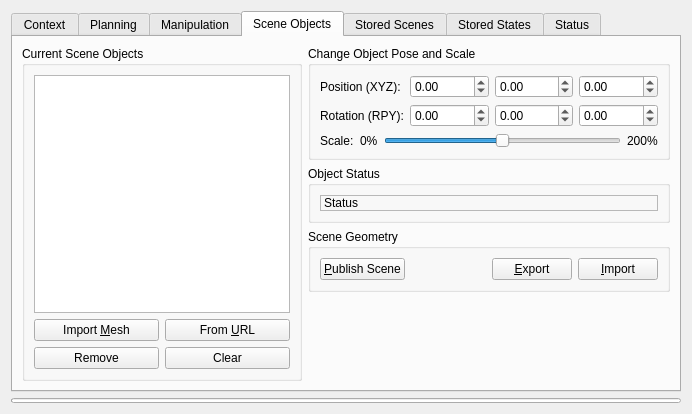
The window that moveit_ros/visualization/motion_planning_rviz_plugin/src/ui/motion_planning_rviz_plugin_frame.ui (moveit/moveit) describes before a commit, drawn with Qt 5.
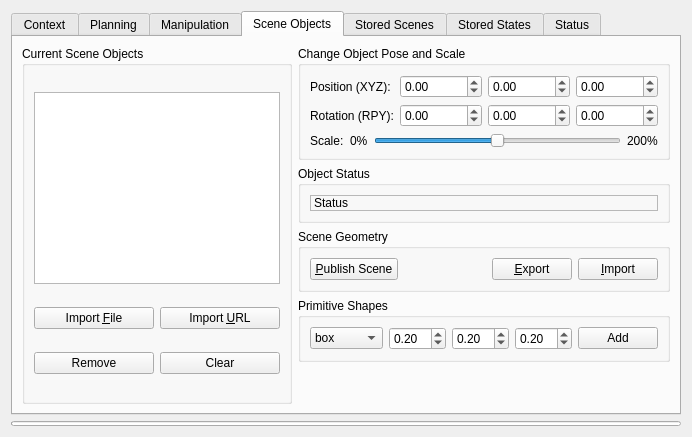
The same window after the commit. The open tabs and pages were chosen to show the change. Custom widgets are drawn as their Qt base class.

Commit message: rviz panel: widgets for adding geometric primitives

Patch:
```diff
--- a/moveit_ros/visualization/motion_planning_rviz_plugin/src/ui/motion_planning_rviz_plugin_frame.ui
+++ b/moveit_ros/visualization/motion_planning_rviz_plugin/src/ui/motion_planning_rviz_plugin_frame.ui
@@ -7,7 +7,7 @@
     <x>0</x>
     <y>0</y>
     <width>692</width>
-    <height>414</height>
+    <height>437</height>
    </rect>
   </property>
   <property name="windowTitle">
@@ -26,7 +26,7 @@
       <bool>false</bool>
      </property>
      <property name="currentIndex">
-      <number>0</number>
+      <number>3</number>
      </property>
      <widget class="QWidget" name="context">
       <attribute name="title">
@@ -1102,37 +1102,62 @@
          </layout>
         </widget>
        </item>
-       <item row="1" column="1">
-        <widget class="QGroupBox" name="groupBox_5">
+       <item row="0" column="0" rowspan="5">
+        <widget class="QGroupBox" name="groupBox_8">
+         <property name="toolTip">
+          <string>Press Ctrl+C to duplicate an object</string>
+         </property>
          <property name="title">
-          <string>Object Status</string>
+          <string>Current Scene Objects</string>
          </property>
-         <layout class="QVBoxLayout" name="verticalLayout_12">
-          <item>
-           <widget class="QLabel" name="object_status">
-            <property name="enabled">
-             <bool>true</bool>
+         <layout class="QGridLayout" name="gridLayout_8">
+          <item row="4" column="0">
+           <widget class="QPushButton" name="remove_object_button">
+            <property name="text">
+             <string>Remove</string>
             </property>
-            <property name="frameShape">
-             <enum>QFrame::StyledPanel</enum>
+           </widget>
+          </item>
+          <item row="4" column="1">
+           <widget class="QPushButton" name="clear_scene_button">
+            <property name="text">
+             <string>Clear</string>
             </property>
-            <property name="frameShadow">
-             <enum>QFrame::Raised</enum>
-            </property>
+           </widget>
+          </item>
+          <item row="2" column="0">
+           <widget class="QPushButton" name="import_object_file_button">
             <property name="text">
-             <string>Status</string>
+             <string>Import &amp;File</string>
             </property>
-            <property name="textFormat">
-             <enum>Qt::AutoText</enum>
+            <property name="toolTip">
+             <string>Import a mesh from file</string>
             </property>
-            <property name="WordWrap">
-             <bool>true</bool>
+           </widget>
+          </item>
+          <item row="0" column="0" colspan="2">
+           <widget class="QListWidget" name="collision_objects_list">
+            <property name="sizePolicy">
+             <sizepolicy hsizetype="Expanding" vsizetype="Fixed">
+              <horstretch>0</horstretch>
+              <verstretch>0</verstretch>
+             </sizepolicy>
             </property>
-            <property name="TextInteractionFlags">
-             <enum>Qt::TextBrowserInteraction</enum>
+            <property name="editTriggers">
+             <set>QAbstractItemView::DoubleClicked|QAbstractItemView::EditKeyPressed</set>
             </property>
            </widget>
           </item>
+          <item row="2" column="1">
+           <widget class="QPushButton" name="import_object_url_button">
+            <property name="text">
+             <string>Import &amp;URL</string>
+            </property>
+            <property name="toolTip">
+             <string>Import a mesh from URL</string>
+            </property>
+            </widget>
+          </item>
          </layout>
         </widget>
        </item>
@@ -1191,60 +1216,7 @@
          </layout>
         </widget>
        </item>
-       <item row="0" column="0" rowspan="4">
-        <widget class="QGroupBox" name="groupBox_8">
-         <property name="toolTip">
-          <string>Press Ctrl+C to duplicate an object</string>
-         </property>
-         <property name="title">
-          <string>Current Scene Objects</string>
-         </property>
-         <layout class="QGridLayout" name="gridLayout_8">
-          <item row="1" column="1">
-           <widget class="QPushButton" name="import_object_url_button">
-            <property name="text">
-             <string>From &amp;URL</string>
-            </property>
-            <property name="toolTip">
-             <string>Import a mesh from a URL</string>
-            </property>
-           </widget>
-          </item>
-          <item row="3" column="1">
-           <widget class="QPushButton" name="clear_scene_button">
-            <property name="text">
-             <string>Clear</string>
-            </property>
-           </widget>
-          </item>
-          <item row="3" column="0">
-           <widget class="QPushButton" name="remove_object_button">
-            <property name="text">
-             <string>Remove</string>
-            </property>
-           </widget>
-          </item>
-          <item row="1" column="0">
-           <widget class="QPushButton" name="import_object_file_button">
-            <property name="text">
-             <string>Import &amp;Mesh</string>
-            </property>
-            <property name="toolTip">
-             <string>Import a mesh from a file</string>
-            </property>
-           </widget>
-          </item>
-          <item row="0" column="0" colspan="2">
-           <widget class="QListWidget" name="collision_objects_list">
-            <property name="editTriggers">
-             <set>QAbstractItemView::DoubleClicked|QAbstractItemView::EditKeyPressed</set>
-            </property>
-           </widget>
-          </item>
-         </layout>
-        </widget>
-       </item>
-       <item row="3" column="1">
+       <item row="4" column="1">
         <spacer name="verticalSpacer_4">
          <property name="orientation">
           <enum>Qt::Vertical</enum>
@@ -1257,6 +1229,119 @@
          </property>
         </spacer>
        </item>
+       <item row="1" column="1">
+        <widget class="QGroupBox" name="groupBox_5">
+         <property name="title">
+          <string>Object Status</string>
+         </property>
+         <layout class="QVBoxLayout" name="verticalLayout_12">
+          <item>
+           <widget class="QLabel" name="object_status">
+            <property name="enabled">
+             <bool>true</bool>
+            </property>
+            <property name="frameShape">
+             <enum>QFrame::StyledPanel</enum>
+            </property>
+            <property name="frameShadow">
+             <enum>QFrame::Raised</enum>
+            </property>
+            <property name="text">
+             <string>Status</string>
+            </property>
+            <property name="textFormat">
+             <enum>Qt::AutoText</enum>
+            </property>
+            <property name="WordWrap" stdset="0">
+             <bool>true</bool>
+            </property>
+           </widget>
+          </item>
+         </layout>
+        </widget>
+       </item>
+       <item row="3" column="1">
+        <widget class="QGroupBox" name="groupBox_4">
+         <property name="sizePolicy">
+          <sizepolicy hsizetype="Preferred" vsizetype="Preferred">
+           <horstretch>0</horstretch>
+           <verstretch>0</verstretch>
+          </sizepolicy>
+         </property>
+         <property name="title">
+          <string>Primitive Shapes</string>
+         </property>
+         <layout class="QHBoxLayout" name="horizontalLayout_12">
+          <item>
+           <widget class="QComboBox" name="shapes_combo_box">
+            <item>
+             <property name="text">
+              <string>box</string>
+             </property>
+            </item>
+            <item>
+             <property name="text">
+              <string>sphere</string>
+             </property>
+            </item>
+            <item>
+             <property name="text">
+              <string>cone</string>
+             </property>
+            </item>
+            <item>
+             <property name="text">
+              <string>cylinder</string>
+             </property>
+            </item>
+           </widget>
+          </item>
+          <item>
+           <widget class="QDoubleSpinBox" name="shape_size_x_spin_box">
+            <property name="singleStep">
+             <double>0.050000000000000</double>
+            </property>
+            <property name="value">
+             <double>0.200000000000000</double>
+            </property>
+           </widget>
+          </item>
+          <item>
+           <widget class="QDoubleSpinBox" name="shape_size_y_spin_box">
+            <property name="singleStep">
+             <double>0.050000000000000</double>
+            </property>
+            <property name="value">
+             <double>0.200000000000000</double>
+            </property>
+           </widget>
+          </item>
+          <item>
+           <widget class="QDoubleSpinBox" name="shape_size_z_spin_box">
+            <property name="singleStep">
+             <double>0.050000000000000</double>
+            </property>
+            <property name="value">
+             <double>0.200000000000000</double>
+            </property>
+           </widget>
+          </item>
+          <item>
+           <widget class="QPushButton" name="add_shape_button">
+            <property name="sizePolicy">
+             <sizepolicy hsizetype="Minimum" vsizetype="Fixed">
+              <horstretch>0</horstretch>
+              <verstretch>0</verstretch>
+             </sizepolicy>
+            </property>
+            <property name="text">
+             <string>Add</string>
+            </property>
+           </widget>
+          </item>
+         </layout>
+        </widget>
+       </item>
       </layout>
      </widget>
      <widget class="QWidget" name="stored_plans">
```
The commit also changes 3 other files.
